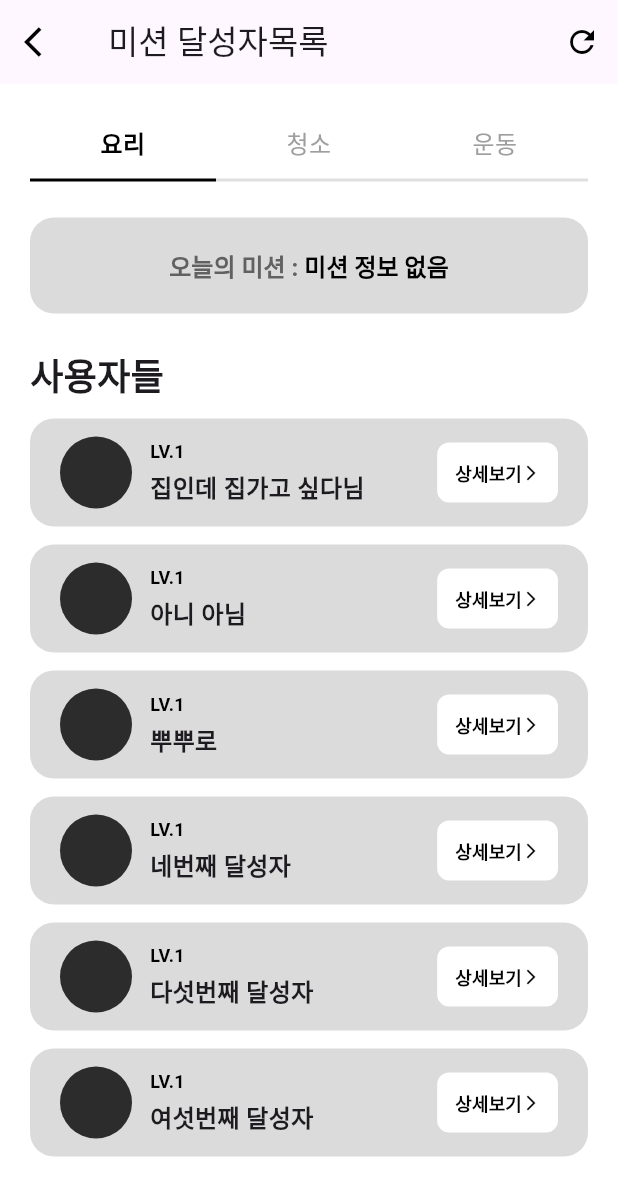
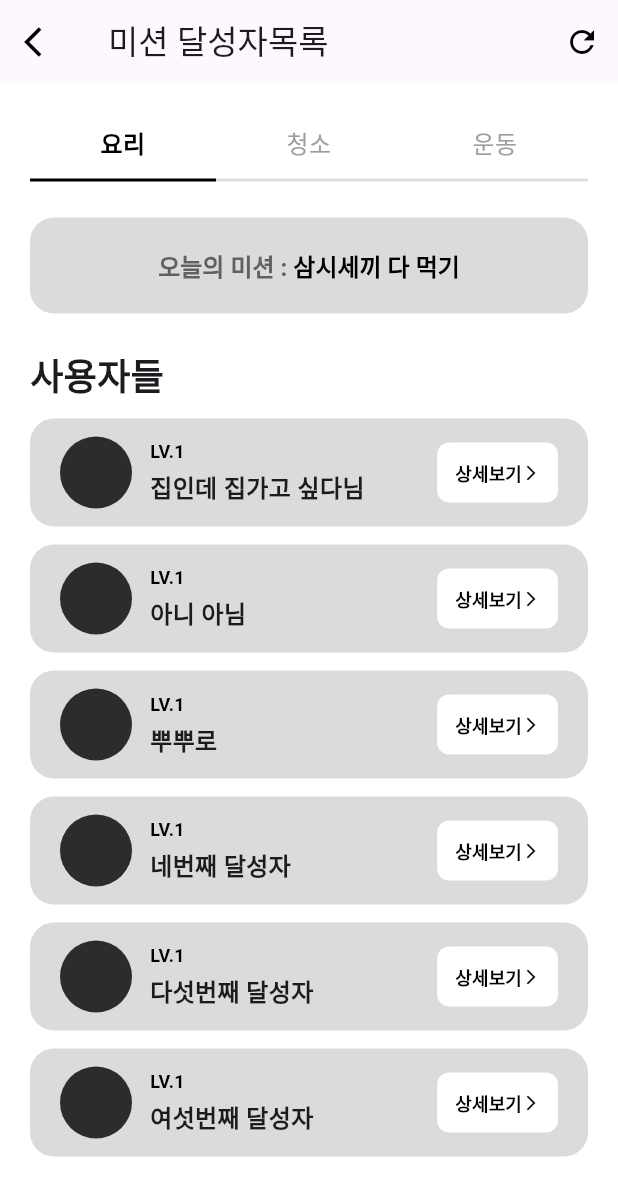
Before and after one commit to Ja-chwi-eui-Jeong-seok/Ja-chwi-eui-Jeong-seok, a Flutter app: the MissionAchieversScreen screen opened by its route, on a phone screen of 412 x 824 dp. Shown: the top 1196 px of the screen. Run offline on Flutter 3.47's test engine with Material 3 defaults, Android fonts, the phone set to English and light mode, and no system bars; our stand-ins replace firebase_core, go_router, lottie, table_calendar; accounts and stored records are empty.

Commit message:
fix : goroute로 인한 코드 수정

```diff
--- a/lib/core/config/router/router.dart
+++ b/lib/core/config/router/router.dart
@@ -48,28 +48,17 @@ final GoRouter router = GoRouter(
     GoRoute(
       path: '/mission-create',
       name: '미션 작성',
-      builder: (context, state) {
-        final missionTitle = state.extra as String?;
-        return MissionCreateScreen(missionTitle: missionTitle);
-      },
+      builder: (context, state) => const MissionCreateScreen(),
     ),
     GoRoute(
       path: '/mission-saved-list',
       name: '미션 저장목록',
       builder: (context, state) => const MissionSavedListScreen(),
     ),
-    // GoRoute(
-    //   path: '/mission-edit',
-    //   name: '미션 수정',
-    //   builder: (context, state) => const MissionEditScreen(),
-    // ),
     GoRoute(
       path: '/mission-achievers',
       name: '미션 달성자목록',
-      builder: (context, state) {
-        final missionTitle = state.extra as String?;
-        return MissionAchieversScreen(missionTitle: missionTitle);
-      },
+      builder: (context, state) => const MissionAchieversScreen(),
     ),
     GoRoute(
       path: '/community',
--- a/lib/presentation/screens/mission/mission_achievers_screen.dart
+++ b/lib/presentation/screens/mission/mission_achievers_screen.dart
@@ -5,15 +5,15 @@ import 'package:ja_chwi/presentation/common/app_bar_titles.dart';
 import 'package:ja_chwi/presentation/screens/mission/widgets/refresh_icon_button.dart';
 
 class MissionAchieversScreen extends StatefulWidget {
-  final String? missionTitle;
-
-  const MissionAchieversScreen({super.key, this.missionTitle});
+  const MissionAchieversScreen({super.key});
 
   @override
   State<MissionAchieversScreen> createState() => MissionAchieversScreenState();
 }
 
 class MissionAchieversScreenState extends State<MissionAchieversScreen> {
+  // TODO: 실제 미션 데이터는 상태관리(Provider, BLoC 등)를 통해 가져와야 합니다.
+  final String _missionTitle = '삼시세끼 다 먹기';
   int _selectedCategoryIndex = 0;
   final List<String> _categories = ['요리', '청소', '운동'];
 
@@ -135,7 +135,7 @@ class MissionAchieversScreenState extends State<MissionAchieversScreen> {
               text: '오늘의 미션 : ',
               style: TextStyle(color: Colors.grey[700]),
             ),
-            TextSpan(text: widget.missionTitle ?? '미션 정보 없음'),
+            TextSpan(text: _missionTitle),
           ],
         ),
       ),
--- a/lib/presentation/screens/mission/mission_create_screen.dart
+++ b/lib/presentation/screens/mission/mission_create_screen.dart
@@ -6,15 +6,15 @@ import 'package:ja_chwi/presentation/screens/mission/widgets/photo_upload_sectio
 import 'package:ja_chwi/presentation/screens/mission/widgets/public_toggle_switch.dart';
 
 class MissionCreateScreen extends StatefulWidget {
-  final String? missionTitle;
-
-  const MissionCreateScreen({super.key, this.missionTitle});
+  const MissionCreateScreen({super.key});
 
   @override
   State<MissionCreateScreen> createState() => _MissionCreateScreenState();
 }
 
 class _MissionCreateScreenState extends State<MissionCreateScreen> {
+  // TODO: 실제 미션 데이터는 상태관리(Provider, BLoC 등)를 통해 가져와야 합니다.
+  final String _missionTitle = '삼시세끼 다 먹기';
   bool _isPublic = true;
   final List<String> _photos = []; // 사진 업로드 시뮬레이션을 위한 임시 리스트
   final TextEditingController _descriptionController = TextEditingController();
@@ -41,7 +41,7 @@ class _MissionCreateScreenState extends State<MissionCreateScreen> {
             crossAxisAlignment: CrossAxisAlignment.start,
             children: [
               Text(
-                widget.missionTitle ?? '미션 인증',
+                _missionTitle,
                 style: const TextStyle(
                   fontSize: 22,
                   fontWeight: FontWeight.bold,
--- a/lib/presentation/screens/mission/mission_screen.dart
+++ b/lib/presentation/screens/mission/mission_screen.dart
@@ -95,16 +95,13 @@ class _MissionScreenState extends State<MissionScreen> {
   }
 
   Widget _buildMissionAchieversSection() {
-    const missionTitle = '삼시세끼 다 먹기';
     return Column(
       crossAxisAlignment: CrossAxisAlignment.start,
       children: [
         _buildSectionHeader(
           '오늘의 미션 달성자',
           action: TextButton(
-            onPressed: () {
-              context.push('/mission-achievers', extra: missionTitle);
-            },
+            onPressed: () => context.push('/mission-achievers'),
             style: TextButton.styleFrom(
               padding: EdgeInsets.zero,
               minimumSize: const Size(50, 30),
```
